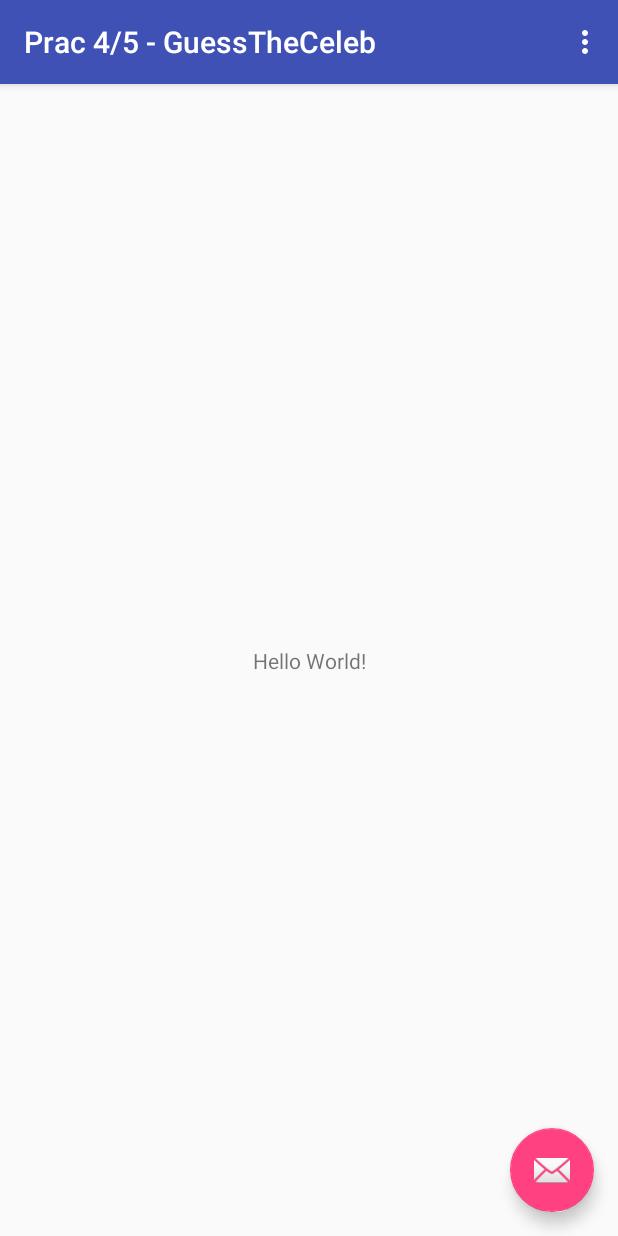
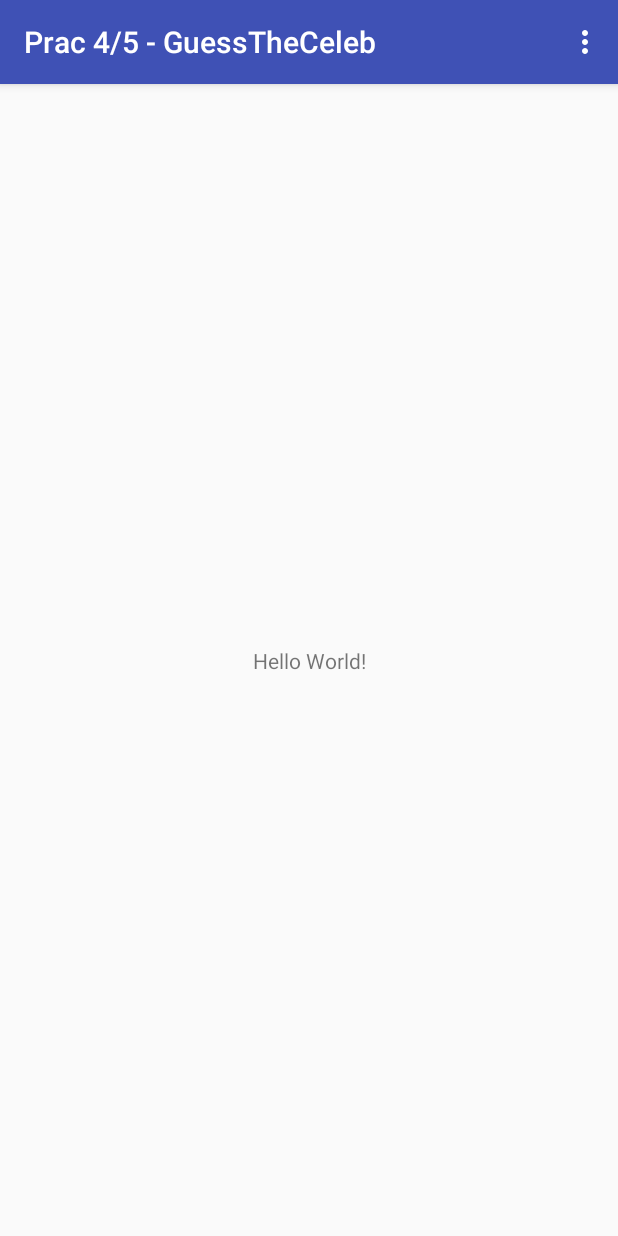
Before and after one commit to chris-breed/mc-practicals, an Android app: the screen it shows after launch (MainActivity), on a phone screen of 412 x 824 dp. Run offline under Robolectric (Android 15) with nearby library versions, the phone set to English and light mode, and no system bars.

Commit message:
fragment layout

```diff
--- a/Prac45GuessTheCeleb/app/src/main/AndroidManifest.xml
+++ b/Prac45GuessTheCeleb/app/src/main/AndroidManifest.xml
@@ -19,6 +19,7 @@
                 <category android:name="android.intent.category.LAUNCHER" />
             </intent-filter>
         </activity>
+        <activity android:name=".SecondaryActivity"></activity>
     </application>
 
 </manifest>
--- a/Prac45GuessTheCeleb/app/src/main/java/com/practicals/chris/prac45_guesstheceleb/MainActivity.java
+++ b/Prac45GuessTheCeleb/app/src/main/java/com/practicals/chris/prac45_guesstheceleb/MainActivity.java
@@ -1,5 +1,6 @@
 package com.practicals.chris.prac45_guesstheceleb;
 
+import android.content.res.Configuration;
 import android.os.Bundle;
 import android.support.design.widget.FloatingActionButton;
 import android.support.design.widget.Snackbar;
@@ -18,20 +19,16 @@ public class MainActivity extends AppCompatActivity {
         Toolbar toolbar = (Toolbar) findViewById(R.id.toolbar);
         setSupportActionBar(toolbar);
 
-        FloatingActionButton fab = (FloatingActionButton) findViewById(R.id.fab);
-        fab.setOnClickListener(new View.OnClickListener() {
-            @Override
-            public void onClick(View view) {
-                Snackbar.make(view, "Replace with your own action", Snackbar.LENGTH_LONG)
-                        .setAction("Action", null).show();
-            }
-        });
     }
 
     @Override
     public boolean onCreateOptionsMenu(Menu menu) {
         // Inflate the menu; this adds items to the action bar if it is present.
-        getMenuInflater().inflate(R.menu.menu_main, menu);
+        int orientation = getResources().getConfiguration().orientation;
+        if(orientation == Configuration.ORIENTATION_PORTRAIT) {
+            getMenuInflater().inflate(R.menu.menu_main, menu);
+        }
+
         return true;
     }
 
--- a/Prac45GuessTheCeleb/app/src/main/res/layout/activity_main.xml
+++ b/Prac45GuessTheCeleb/app/src/main/res/layout/activity_main.xml
@@ -22,12 +22,4 @@
 
     <include layout="@layout/content_main" />
 
-    <android.support.design.widget.FloatingActionButton
-        android:id="@+id/fab"
-        android:layout_width="wrap_content"
-        android:layout_height="wrap_content"
-        android:layout_gravity="bottom|end"
-        android:layout_margin="@dimen/fab_margin"
-        app:srcCompat="@android:drawable/ic_dialog_email" />
-
 </android.support.design.widget.CoordinatorLayout>
--- a/Prac45GuessTheCeleb/app/src/main/res/values/strings.xml
+++ b/Prac45GuessTheCeleb/app/src/main/res/values/strings.xml
@@ -1,4 +1,7 @@
 <resources>
     <string name="app_name">Prac 4/5 - GuessTheCeleb</string>
     <string name="action_settings">Settings</string>
+
+    <!-- TODO: Remove or change this placeholder text -->
+    <string name="hello_blank_fragment">Hello blank fragment</string>
 </resources>
```
